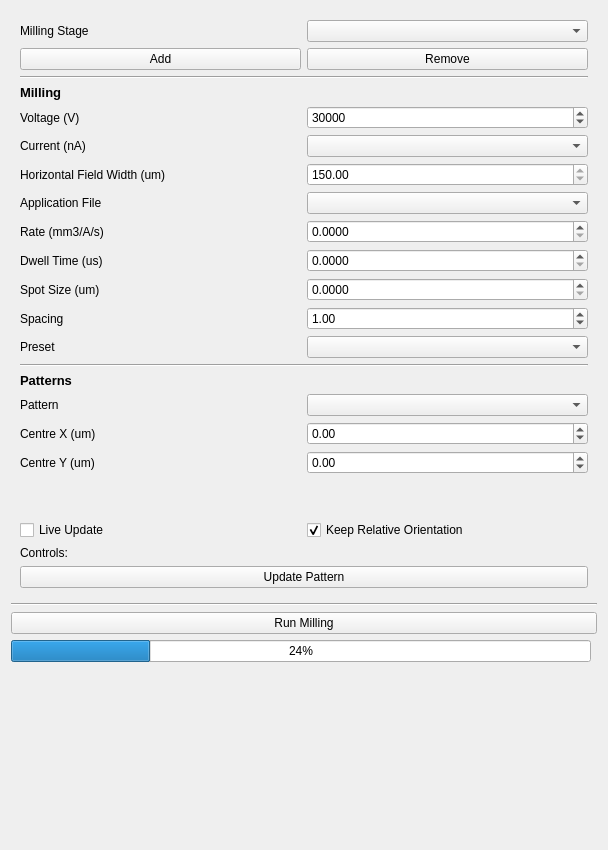
Qt form fibsem/ui/qtdesigner_files/FibsemMillingWidget.ui (DeMarcoLab/fibsem) before a commit.
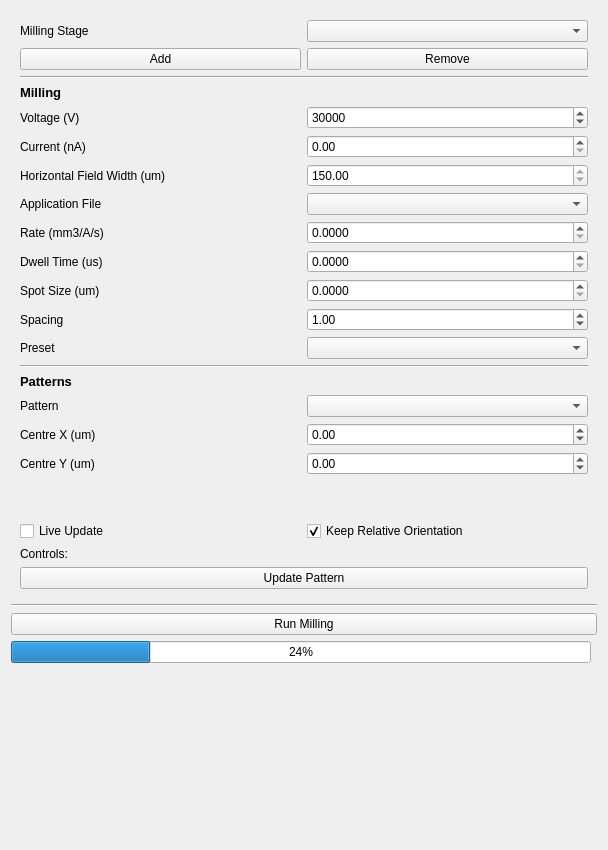
The same form after that commit.

What changed in the file:
```diff
--- a/fibsem/ui/qtdesigner_files/FibsemMillingWidget.ui
+++ b/fibsem/ui/qtdesigner_files/FibsemMillingWidget.ui
@@ -124,9 +124,6 @@
         </property>
        </widget>
       </item>
-      <item row="7" column="1">
-       <widget class="QComboBox" name="comboBox_milling_current"/>
-      </item>
       <item row="11" column="1">
        <widget class="QDoubleSpinBox" name="doubleSpinBox_dwell_time">
         <property name="decimals">
@@ -358,6 +355,9 @@
         </property>
        </widget>
       </item>
+      <item row="7" column="1">
+       <widget class="QDoubleSpinBox" name="doubleSpinBox_milling_current"/>
+      </item>
      </layout>
     </widget>
    </item>
```
Left out of the diff: 1 changed line with no effect on the pictures.
